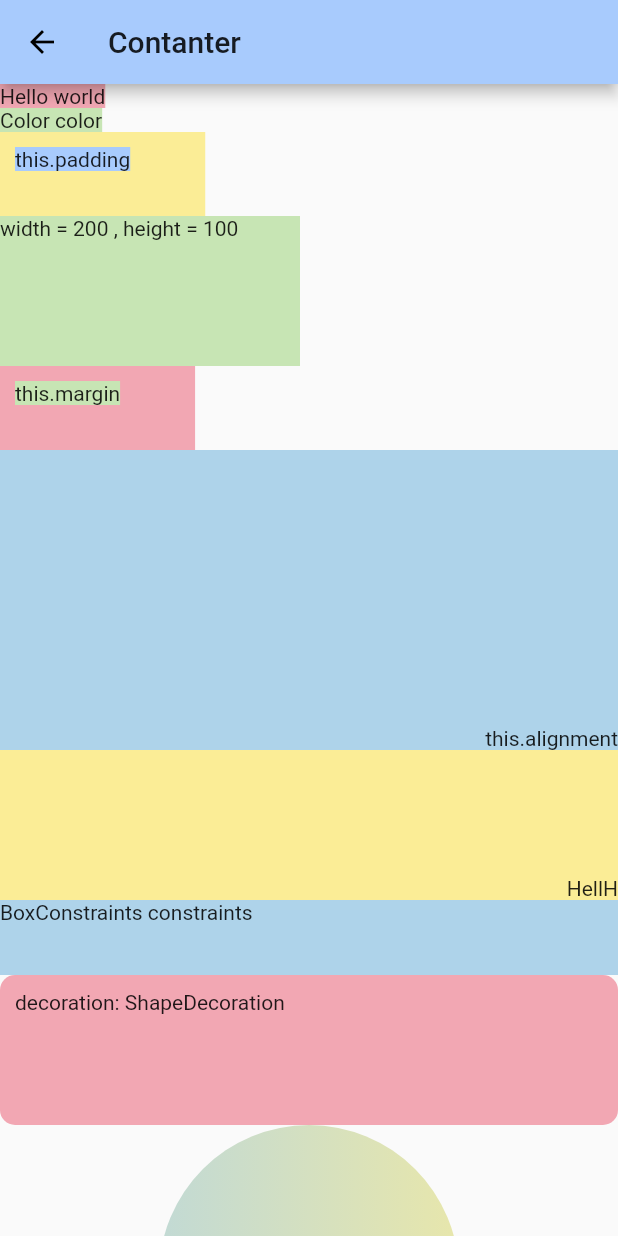
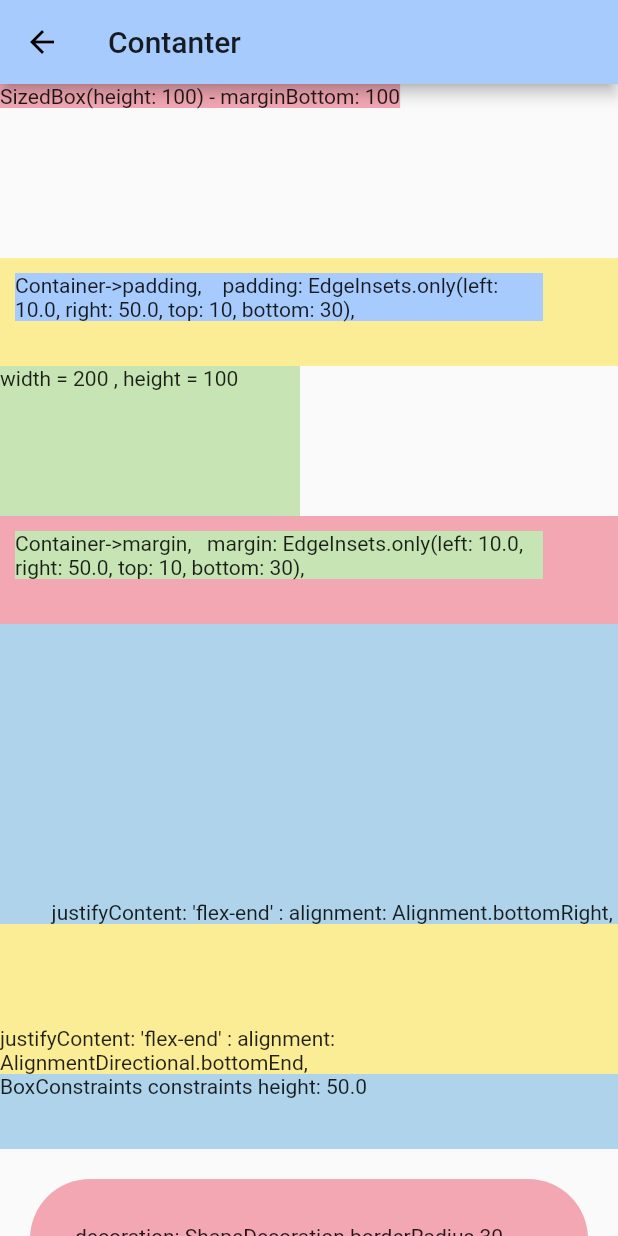
Before and after one commit to cocadev/flutter-rotterdam, a Flutter app: the ContainerPage screen opened by its route, on a phone screen of 412 x 824 dp. Run offline on Flutter 3.47's test engine with Material 2 defaults, Android fonts, the phone set to English and light mode, and no system bars.

Commit message:
Update container_page.dart

```diff
--- a/lib/page/container/container_page.dart
+++ b/lib/page/container/container_page.dart
@@ -22,19 +22,16 @@ class _ContainerState extends State<ContainerPage> {
         children: <Widget>[
           Container(
             color: RED,
-            child: Text("Hello world"),
+            child: Text("SizedBox(height: 100) - marginBottom: 100"),
           ),
-          Container(
-            color: GREEN,
-            child: Text("Color color"),
-          ),
+          SizedBox(height: 100),
           Container(
             color: YELLOW,
             padding:
                 EdgeInsets.only(left: 10.0, right: 50.0, top: 10, bottom: 30),
             child: Container(
               color: BLUE_DEEP,
-              child: Text("this.padding"),
+              child: Text("Container->padding,    padding: EdgeInsets.only(left: 10.0, right: 50.0, top: 10, bottom: 30),"),
             ),
           ),
           Container(
@@ -49,40 +46,40 @@ class _ContainerState extends State<ContainerPage> {
               margin:
                   EdgeInsets.only(left: 10.0, right: 50.0, top: 10, bottom: 30),
               color: GREEN,
-              child: Text("this.margin"),
+              child: Text("Container->margin,   margin: EdgeInsets.only(left: 10.0, right: 50.0, top: 10, bottom: 30),"),
             ),
           ),
           Container(
             color: BLUE_LIGHT,
             alignment: Alignment.bottomRight,
             height: 200,
-            child: Text("this.alignment"),
+            child: Text("justifyContent: 'flex-end' : alignment: Alignment.bottomRight, "),
           ),
           Container(
             color: YELLOW,
             height: 100.0,
             alignment: AlignmentDirectional.bottomEnd,
             child: Text(
-              "HellH",
-              textDirection: TextDirection.rtl,
+              "justifyContent: 'flex-end' : alignment: AlignmentDirectional.bottomEnd, ",
             ),
           ),
           Container(
             color: BLUE_LIGHT,
             constraints: BoxConstraints.expand(height: 50.0),
-            child: Text("BoxConstraints constraints"),
+            child: Text("BoxConstraints constraints height: 50.0"),
           ),
           Container(
             constraints: BoxConstraints.expand(height: 100.0),
-            padding: EdgeInsets.all(10),
+            padding: EdgeInsets.all(30),
+            margin: EdgeInsets.all(20),
             decoration: ShapeDecoration(
                 shape: RoundedRectangleBorder(
                   borderRadius: BorderRadius.all(
-                    Radius.circular(10.0),
+                    Radius.circular(40.0),
                   ),
                 ),
                 color: RED),
-            child: Text("decoration: ShapeDecoration"),
+            child: Text("decoration: ShapeDecoration borderRadius 30, Container-margin & padding"),
           ),
           Container(
             constraints: BoxConstraints.expand(height: 200.0),
@@ -91,7 +88,7 @@ class _ContainerState extends State<ContainerPage> {
             decoration: BoxDecoration(
                 gradient: LinearGradient(colors: [BLUE_LIGHT, YELLOW]),
                 shape: BoxShape.circle),
-            child: Text("decoration: BoxDecoration"),
+            child: Text("decoration: BoxDecoration "),
           ),
           Container(
             padding: EdgeInsets.only(top: 10, left: 10),
@@ -101,10 +98,10 @@ class _ContainerState extends State<ContainerPage> {
           ),
           Container(
             padding: EdgeInsets.only(top: 10, left: 10),
-            constraints: BoxConstraints.expand(width: 100, height: 100),
+            constraints: BoxConstraints.expand(width: 300, height: 100),
             color: RED_LIGHT,
             transform: Matrix4.rotationY(pi / 4)..rotateX(pi / 4),
-            child: Text("this.transform"),
+            child: Text("transform: Matrix4.rotationY(pi / 4)"),
           )
         ],
       )),
```
